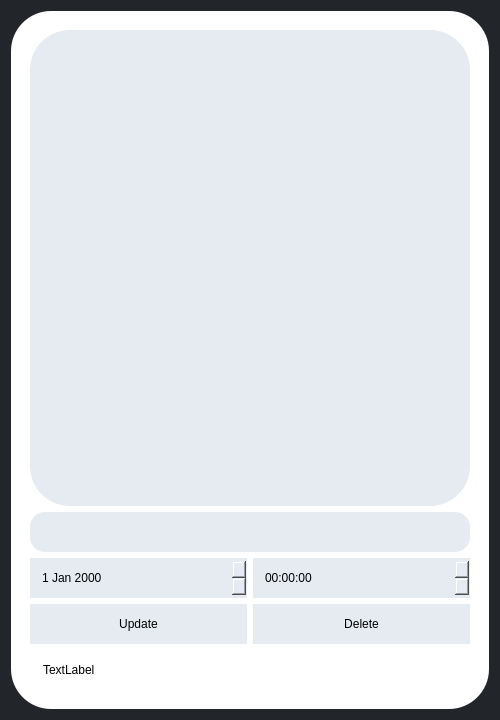
Qt form K/allplans.ui (burr1to/kaizen) before a commit.
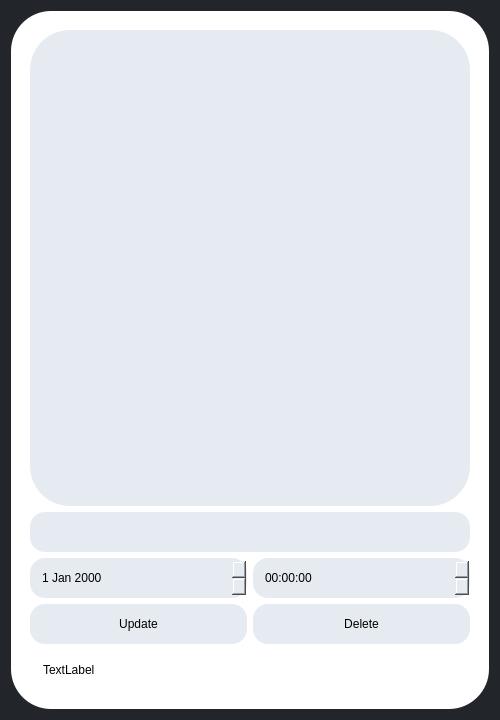
The same form after that commit.

Diff of the .ui file:
```diff
--- a/K/allplans.ui
+++ b/K/allplans.ui
@@ -85,7 +85,7 @@
             <property name="styleSheet">
              <string notr="true">background-color: rgb(230, 235, 241);
 border:0px;
-border-radius:40px;</string>
+border-radius:15px;</string>
             </property>
            </widget>
           </item>
@@ -100,7 +100,7 @@
             <property name="styleSheet">
              <string notr="true">background-color: rgb(230, 235, 241);
 border:0px;
-border-radius:40px;</string>
+border-radius:15px;</string>
             </property>
            </widget>
           </item>
@@ -119,7 +119,7 @@
             <property name="styleSheet">
              <string notr="true">background-color: rgb(230, 235, 241);
 border:0px;
-border-radius:40px;</string>
+border-radius:15px;</string>
             </property>
             <property name="text">
              <string>Update</string>
@@ -137,7 +137,7 @@
             <property name="styleSheet">
              <string notr="true">background-color: rgb(230, 235, 241);
 border:0px;
-border-radius:40px;</string>
+border-radius:15px;</string>
             </property>
             <property name="text">
              <string>Delete</string>
```
